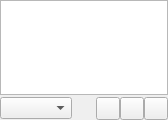
First picture: the form in online/onlineservicespage.ui, repository CDrummond/cantata, before the edit.
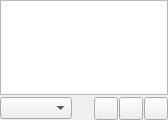
Second picture: the form after the edit. Custom widgets are drawn as their Qt base class.

Diff of the .ui file:
```diff
--- a/online/onlineservicespage.ui
+++ b/online/onlineservicespage.ui
@@ -32,7 +32,7 @@
    <item>
     <layout class="QHBoxLayout" name="hlayout">
      <property name="spacing">
-      <number>0</number>
+      <number>1</number>
      </property>
      <property name="leftMargin">
       <number>0</number>
```
